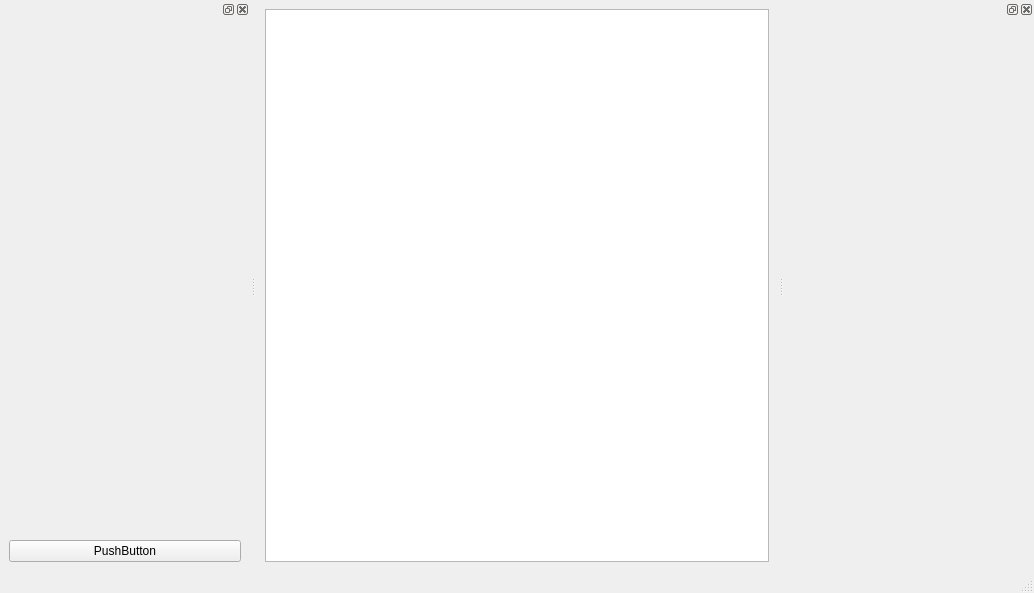
Above: Alames/forms/mainwindow.ui from KLZ-0/Alames before the change. Below: the same form after it.
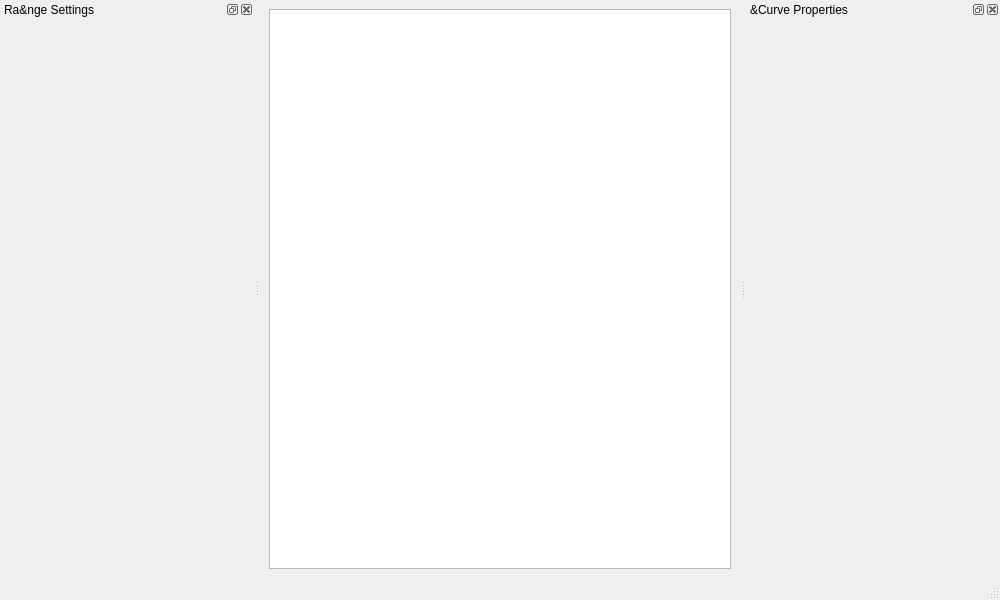
That is the form after the change. Custom widgets are drawn as their Qt base class.

Commit message: Major update + introduced scope for global variales instead of calling relative parents + removed BottomWidget + added MainWindow Ui + Inheritance hierarchy changed + removed resizeEvents in favor of automatic ui size constraints + created setChart methods in side widgets + Transformed side widgets from QWidget to QDockWidget + Changed references from app to global QApplication

```diff
--- a/Alames/forms/mainwindow.ui
+++ b/Alames/forms/mainwindow.ui
@@ -6,23 +6,63 @@
    <rect>
     <x>0</x>
     <y>0</y>
-    <width>1034</width>
-    <height>593</height>
+    <width>1000</width>
+    <height>600</height>
    </rect>
   </property>
   <property name="minimumSize">
    <size>
-    <width>1034</width>
-    <height>593</height>
+    <width>1000</width>
+    <height>600</height>
    </size>
   </property>
   <property name="windowTitle">
    <string>MainWindow</string>
   </property>
-  <widget class="QWidget" name="centralwidget">
+  <widget class="QWidget" name="centralWidget">
+   <property name="enabled">
+    <bool>true</bool>
+   </property>
+   <property name="sizePolicy">
+    <sizepolicy hsizetype="Preferred" vsizetype="Preferred">
+     <horstretch>0</horstretch>
+     <verstretch>0</verstretch>
+    </sizepolicy>
+   </property>
+   <property name="mouseTracking">
+    <bool>false</bool>
+   </property>
    <layout class="QHBoxLayout" name="horizontalLayout">
+    <property name="sizeConstraint">
+     <enum>QLayout::SetDefaultConstraint</enum>
+    </property>
     <item>
-     <widget class="View" name="chartView"/>
+     <widget class="View" name="chartView">
+      <property name="sizePolicy">
+       <sizepolicy hsizetype="Preferred" vsizetype="Preferred">
+        <horstretch>0</horstretch>
+        <verstretch>0</verstretch>
+       </sizepolicy>
+      </property>
+      <property name="cursor" stdset="0">
+       <cursorShape>CrossCursor</cursorShape>
+      </property>
+      <property name="mouseTracking">
+       <bool>true</bool>
+      </property>
+      <property name="horizontalScrollBarPolicy">
+       <enum>Qt::ScrollBarAsNeeded</enum>
+      </property>
+      <property name="interactive">
+       <bool>true</bool>
+      </property>
+      <property name="renderHints">
+       <set>QPainter::Antialiasing|QPainter::TextAntialiasing</set>
+      </property>
+      <property name="dragMode">
+       <enum>QGraphicsView::NoDrag</enum>
+      </property>
+     </widget>
     </item>
    </layout>
   </widget>
@@ -37,53 +77,71 @@
    </property>
   </widget>
   <widget class="QStatusBar" name="statusbar"/>
-  <widget class="QDockWidget" name="dockWidget">
+  <widget class="LeftWidget" name="leftWidget">
+   <property name="sizePolicy">
+    <sizepolicy hsizetype="Preferred" vsizetype="Preferred">
+     <horstretch>0</horstretch>
+     <verstretch>0</verstretch>
+    </sizepolicy>
+   </property>
    <property name="minimumSize">
     <size>
-     <width>250</width>
-     <height>162</height>
+     <width>254</width>
+     <height>50</height>
     </size>
    </property>
+   <property name="windowTitle">
+    <string>Ra&amp;nge Settings</string>
+   </property>
    <attribute name="dockWidgetArea">
     <number>1</number>
    </attribute>
-   <widget class="QWidget" name="dockWidgetContents">
-    <layout class="QGridLayout" name="gridLayout">
-     <item row="1" column="0">
-      <widget class="QWidget" name="widget" native="true"/>
-     </item>
-     <item row="2" column="0">
-      <widget class="QWidget" name="widget_2" native="true"/>
-     </item>
-     <item row="3" column="0">
-      <widget class="QPushButton" name="pushButton">
-       <property name="text">
-        <string>PushButton</string>
-       </property>
-      </widget>
-     </item>
-    </layout>
+   <widget class="QWidget" name="leftWidgetContents">
+    <property name="minimumSize">
+     <size>
+      <width>250</width>
+      <height>0</height>
+     </size>
+    </property>
+    <layout class="QGridLayout" name="leftWidgetLayout"/>
    </widget>
   </widget>
-  <widget class="QDockWidget" name="dockWidget_3">
+  <widget class="RightWidget" name="rightWidget">
+   <property name="sizePolicy">
+    <sizepolicy hsizetype="Preferred" vsizetype="Preferred">
+     <horstretch>0</horstretch>
+     <verstretch>0</verstretch>
+    </sizepolicy>
+   </property>
    <property name="minimumSize">
     <size>
-     <width>250</width>
-     <height>91</height>
+     <width>254</width>
+     <height>50</height>
     </size>
    </property>
+   <property name="maximumSize">
+    <size>
+     <width>524287</width>
+     <height>524287</height>
+    </size>
+   </property>
+   <property name="floating">
+    <bool>false</bool>
+   </property>
+   <property name="windowTitle">
+    <string>&amp;Curve Properties</string>
+   </property>
    <attribute name="dockWidgetArea">
     <number>2</number>
    </attribute>
-   <widget class="QWidget" name="dockWidgetContents_3">
-    <layout class="QGridLayout" name="gridLayout_2">
-     <item row="1" column="0">
-      <widget class="QWidget" name="widget_4" native="true"/>
-     </item>
-     <item row="0" column="0">
-      <widget class="QWidget" name="seriesSettingsHolder" native="true"/>
-     </item>
-    </layout>
+   <widget class="QWidget" name="rightWidgetContents">
+    <property name="minimumSize">
+     <size>
+      <width>250</width>
+      <height>0</height>
+     </size>
+    </property>
+    <layout class="QFormLayout" name="formLayout"/>
    </widget>
   </widget>
  </widget>
@@ -93,6 +151,18 @@
    <extends>QGraphicsView</extends>
    <header>Alames/chartview</header>
   </customwidget>
+  <customwidget>
+   <class>RightWidget</class>
+   <extends>QDockWidget</extends>
+   <header>Alames/rightwidget</header>
+   <container>1</container>
+  </customwidget>
+  <customwidget>
+   <class>LeftWidget</class>
+   <extends>QDockWidget</extends>
+   <header>Alames/leftwidget</header>
+   <container>1</container>
+  </customwidget>
  </customwidgets>
  <resources/>
  <connections/>
```
Left out of the diff: 2 changed lines with no effect on the pictures. The commit also changes 12 other files.
